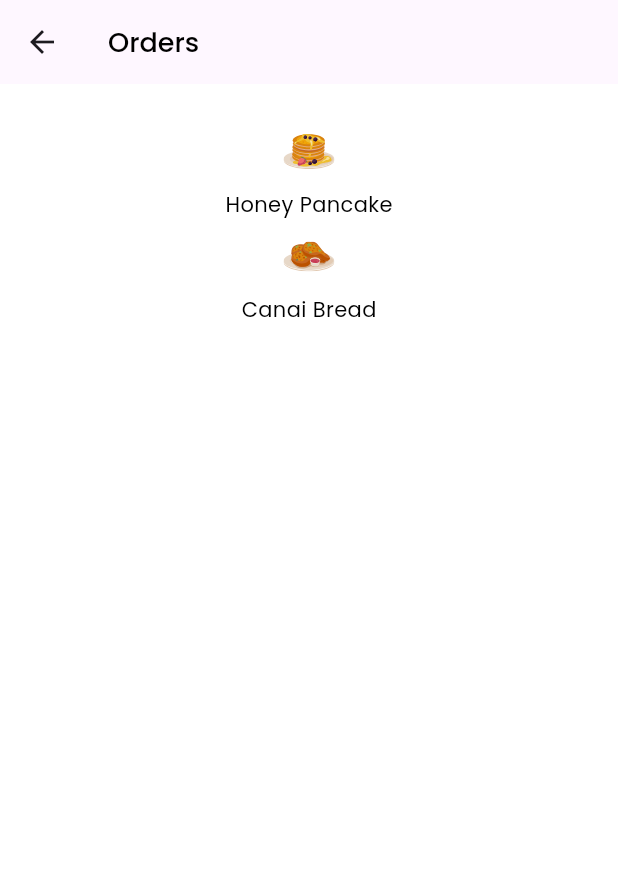
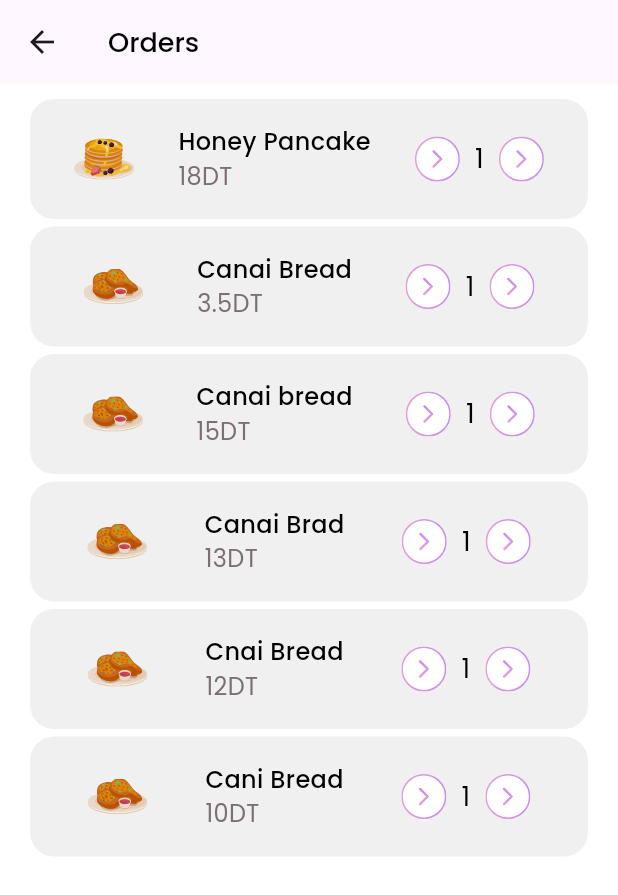
Before and after one commit to Mohigdoura/my-apps, a Flutter app: the screen it shows after launch, after a tap on "Orders", on a phone screen of 412 x 824 dp. Shown: the top 895 px of the screen. Run offline on Flutter 3.47's test engine with Material 3 defaults, Android fonts, the phone set to English and light mode, and no system bars; our stand-ins replace flutter_svg.

Commit message:
I made the orders page interracteble and made the homepage better

```diff
--- a/fitness/lib/model/order_model.dart
+++ b/fitness/lib/model/order_model.dart
@@ -18,14 +18,42 @@ class OrderModel {
       name: 'Honey Pancake',
       iconPath: 'assets/icons/honey-pancakes.svg',
       number: 1,
-      price: '30mins',
+      price: '18DT',
     ));
 
     orders.add(OrderModel(
       name: 'Canai Bread',
       iconPath: 'assets/icons/canai-bread.svg',
       number: 1,
-      price: '20mins',
+      price: '3.5DT',
+    ));
+
+    orders.add(OrderModel(
+      name: 'Canai bread',
+      iconPath: 'assets/icons/canai-bread.svg',
+      number: 1,
+      price: '15DT',
+    ));
+
+    orders.add(OrderModel(
+      name: 'Canai Brad',
+      iconPath: 'assets/icons/canai-bread.svg',
+      number: 1,
+      price: '13DT',
+    ));
+
+    orders.add(OrderModel(
+      name: 'Cnai Bread',
+      iconPath: 'assets/icons/canai-bread.svg',
+      number: 1,
+      price: '12DT',
+    ));
+
+    orders.add(OrderModel(
+      name: 'Cani Bread',
+      iconPath: 'assets/icons/canai-bread.svg',
+      number: 1,
+      price: '10DT',
     ));
 
     return orders;
--- a/fitness/lib/pages/foodpage.dart
+++ b/fitness/lib/pages/foodpage.dart
@@ -111,7 +111,7 @@ class _FoodpageState extends State<Foodpage> {
                     ),
                   );
                 },
-                separatorBuilder: (context, index) => SizedBox(width: 25),
+                separatorBuilder: (context, index) => SizedBox(height: 5),
                 itemCount: popularDiets.length,
                 padding: EdgeInsets.only(
                   left: 20,
--- a/fitness/lib/pages/homepage.dart
+++ b/fitness/lib/pages/homepage.dart
@@ -15,79 +15,99 @@ class _HomePageState extends State<HomePage> {
     return Scaffold(
       drawer: Drawer(
         child: ListView(
-          padding: EdgeInsets.only(top: 30),
+          padding: const EdgeInsets.only(top: 30),
           children: [
             const DrawerHeader(
               decoration: BoxDecoration(color: Colors.grey),
-              child: Text('profile'),
+              child: Text('Profile',
+                  style: TextStyle(
+                      fontSize: 18,
+                      fontWeight: FontWeight.bold,
+                      color: Colors.white)),
             ),
             ListTile(
-              title: Text('foodpage'),
+              leading: const Icon(Icons.fastfood, color: Colors.blue),
+              title: const Text('Food Page'),
               onTap: () {
-                Navigator.of(context).push(_createRoute(Foodpage()));
+                Navigator.of(context).push(_createRoute(const Foodpage()));
               },
             ),
             ListTile(
-              title: Text(
-                'orders',
-                style: TextStyle(
-                    color: Colors.black,
-                    fontSize: 18,
-                    fontWeight: FontWeight.normal),
-              ),
+              leading: const Icon(Icons.shopping_cart, color: Colors.blue),
+              title: const Text('Orders'),
               onTap: () {
-                Navigator.of(context).push(_createRoute(Orderspage()));
+                Navigator.of(context).push(_createRoute(const Orderspage()));
               },
             )
           ],
         ),
       ),
-      appBar: AppBar(title: Text('welcome')),
-      body: Column(
+      appBar: AppBar(title: const Text('Welcome')),
+      body: Center(
+        child: Column(
           mainAxisAlignment: MainAxisAlignment.center,
           children: [
-          Center(),
-          GestureDetector(
+            _buildCircularButton(
+              icon: Icons.fastfood,
+              text: 'Food',
+              color: Colors.orange,
               onTap: () {
-              // Navigate to a new screen
-              Navigator.push(
-                context,
-                MaterialPageRoute(builder: (context) => Foodpage()),
-              );
+                Navigator.push(context,
+                    MaterialPageRoute(builder: (context) => const Foodpage()));
               },
-            child: Container(
-              padding: EdgeInsets.all(16),
+            ),
+            const SizedBox(height: 30),
+            _buildCircularButton(
+              icon: Icons.shopping_cart,
+              text: 'Orders',
               color: Colors.blue,
-              child: Text('Food', style: TextStyle(color: Colors.white)),
-            ),
-          ),
-          SizedBox(height: 20),
-          GestureDetector(
               onTap: () {
                 Navigator.push(
                     context,
-                MaterialPageRoute(builder: (context) => Orderspage()),
+                    MaterialPageRoute(
+                        builder: (context) => const Orderspage()));
+              },
+            ),
+          ],
+        ),
+      ),
     );
-            },
+  }
+
+  Widget _buildCircularButton(
+      {required IconData icon,
+      required String text,
+      required Color color,
+      required VoidCallback onTap}) {
+    return GestureDetector(
+      onTap: onTap,
+      child: Column(
+        children: [
+          ClipOval(
             child: Container(
-              padding: EdgeInsets.all(16),
-              color: Colors.blue,
-              child: Text('Orders', style: TextStyle(color: Colors.white)),
+              width: 80,
+              height: 80,
+              color: color,
+              child: Icon(icon, color: Colors.white, size: 40),
             ),
-          )
+          ),
+          const SizedBox(height: 10),
+          Text(text,
+              style:
+                  const TextStyle(fontSize: 16, fontWeight: FontWeight.bold)),
         ],
       ),
     );
   }
 }
 
-Route _createRoute(pagename) {
+Route _createRoute(Widget pagename) {
   return PageRouteBuilder(
     pageBuilder: (context, animation, secondaryAnimation) => pagename,
     transitionsBuilder: (context, animation, secondaryAnimation, child) {
       const begin = Offset(1.0, 0.0);
       const end = Offset.zero;
-      const curve = Curves.ease;
+      const curve = Curves.easeInOut;
 
       var tween = Tween(begin: begin, end: end).chain(CurveTween(curve: curve));
 
--- a/fitness/lib/pages/orderspage.dart
+++ b/fitness/lib/pages/orderspage.dart
@@ -6,79 +6,118 @@ class Orderspage extends StatefulWidget {
   const Orderspage({super.key});
 
   @override
-  State<Orderspage> createState() => _OrderpageState();
+  State<Orderspage> createState() => _OrderspageState();
 }
 
-class _OrderpageState extends State<Orderspage> {
+class _OrderspageState extends State<Orderspage> {
   List<OrderModel> orders = [];
+  late List<int> itemCount;
+
+  @override
+  void initState() {
+    super.initState();
+    _getInitialInfo();
+  }
+
   void _getInitialInfo() {
     orders = OrderModel.getOrders();
+    itemCount = List.generate(orders.length, (index) => orders[index].number);
   }
 
   @override
   Widget build(BuildContext context) {
-    _getInitialInfo();
     return Scaffold(
       appBar: AppBar(
-        title: Text(
+        title: const Text(
           'Orders',
           style: TextStyle(
               color: Colors.black, fontSize: 18, fontWeight: FontWeight.w500),
         ),
       ),
       backgroundColor: Colors.white,
-      body: Column(
-        mainAxisAlignment: MainAxisAlignment.start,
-        children: [
-          SizedBox(height: 20),
-          SizedBox(
-            height: 150,
-            child: ListView.separated(
-              separatorBuilder: (context, index) => SizedBox(
-                width: 15,
-              ),
-              scrollDirection: Axis.vertical,
-              padding: EdgeInsets.only(
-                left: 20,
-                right: 20,
-              ),
+      body: ListView.separated(
+        shrinkWrap: true,
         itemCount: orders.length,
+        padding: const EdgeInsets.symmetric(horizontal: 20, vertical: 10),
+        separatorBuilder: (context, index) => const SizedBox(height: 5),
         itemBuilder: (context, index) {
           return Container(
-                  width: 100,
+            height: 80,
             decoration: BoxDecoration(
+              color: const Color.fromARGB(255, 240, 240, 240),
               borderRadius: BorderRadius.circular(16),
             ),
-                  child: Column(
+            child: Row(
               mainAxisAlignment: MainAxisAlignment.spaceEvenly,
               children: [
-                      Container(
-                        width: 50,
-                        height: 50,
-                        decoration: BoxDecoration(
-                          color: Colors.white,
-                          shape: BoxShape.circle,
+                SvgPicture.asset(
+                  orders[index].iconPath,
+                  width: 40,
+                  height: 40,
                 ),
-                        child: Padding(
-                          padding: const EdgeInsets.all(8.0),
-                          child: SvgPicture.asset(orders[index].iconPath),
+                Column(
+                  mainAxisAlignment: MainAxisAlignment.center,
+                  crossAxisAlignment: CrossAxisAlignment.start,
+                  children: [
+                    Text(
+                      orders[index].name,
+                      style: const TextStyle(
+                          color: Colors.black,
+                          fontSize: 16,
+                          fontWeight: FontWeight.w500),
+                    ),
+                    Text(
+                      orders[index].price,
+                      style: const TextStyle(
+                          color: Color(0xff7B6F72),
+                          fontSize: 16,
+                          fontWeight: FontWeight.w400),
+                    )
+                  ],
+                ),
+                Row(
+                  mainAxisAlignment: MainAxisAlignment.center,
+                  children: [
+                    GestureDetector(
+                      onTap: () {
+                        setState(() {
+                          itemCount[index]--;
+                        });
+                      },
+                      child: SvgPicture.asset(
+                        'assets/icons/button.svg',
+                        width: 30,
+                        height: 30,
                       ),
                     ),
+                    const SizedBox(width: 10), // Space between buttons and text
                     Text(
-                        orders[index].name,
-                        style: TextStyle(
-                            fontWeight: FontWeight.w400,
+                      '${itemCount[index]}',
+                      style: const TextStyle(
+                          fontSize: 18,
                           color: Colors.black,
-                            fontSize: 14),
+                          fontWeight: FontWeight.w400),
+                    ),
+                    const SizedBox(width: 10), // Space between text and button
+                    GestureDetector(
+                      onTap: () {
+                        setState(() {
+                          itemCount[index]++;
+                        });
+                      },
+                      child: SvgPicture.asset(
+                        'assets/icons/button.svg',
+                        width: 30,
+                        height: 30,
+                      ),
+                    ),
+                  ],
                 ),
               ],
             ),
           );
         },
       ),
-          ),
-        ],
-      ),
     );
   }
 }
```
Lines whose indentation alone changed are shown as unchanged.
